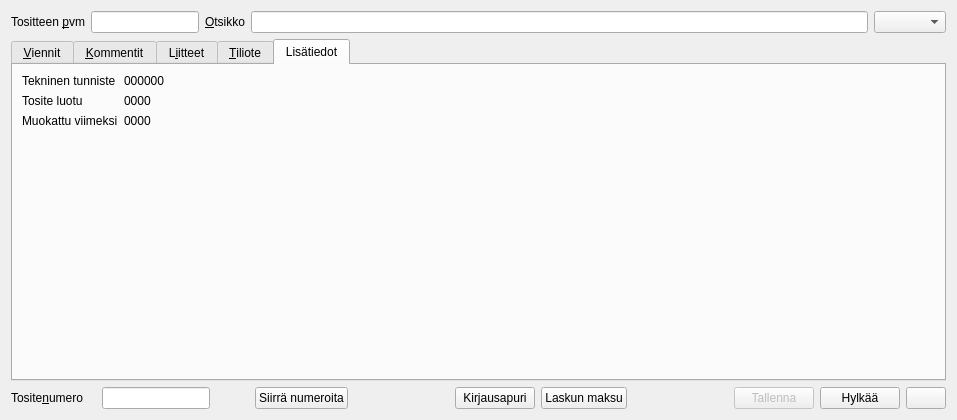
Qt form kitupiikki/kirjaus/kirjaus.ui (artoh/kitupiikki) before a commit.
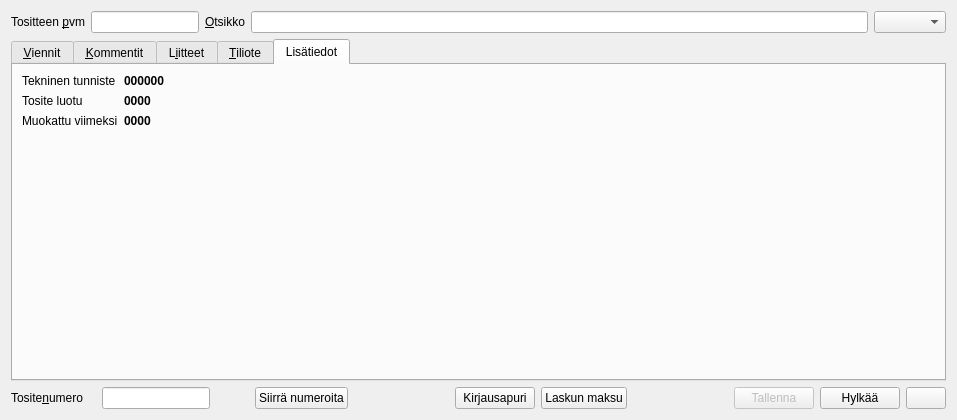
The same form after that commit. The open tabs and pages were chosen to show the change. Icons and pictures are not drawn. Custom widgets are drawn as their Qt base class.

The edit to the form file:
```diff
--- a/kitupiikki/kirjaus/kirjaus.ui
+++ b/kitupiikki/kirjaus/kirjaus.ui
@@ -307,6 +307,15 @@
        </item>
        <item row="0" column="1">
         <widget class="QLabel" name="tunnisteLabel">
+         <property name="font">
+          <font>
+           <weight>75</weight>
+           <bold>true</bold>
+          </font>
+         </property>
+         <property name="frameShape">
+          <enum>QFrame::NoFrame</enum>
+         </property>
          <property name="text">
           <string>000000</string>
          </property>
@@ -321,6 +330,15 @@
        </item>
        <item row="1" column="1">
         <widget class="QLabel" name="luotuLabel">
+         <property name="font">
+          <font>
+           <weight>75</weight>
+           <bold>true</bold>
+          </font>
+         </property>
+         <property name="frameShape">
+          <enum>QFrame::NoFrame</enum>
+         </property>
          <property name="text">
           <string>0000</string>
          </property>
@@ -335,6 +353,15 @@
        </item>
        <item row="2" column="1">
         <widget class="QLabel" name="muokattuLabel">
+         <property name="font">
+          <font>
+           <weight>75</weight>
+           <bold>true</bold>
+          </font>
+         </property>
+         <property name="frameShape">
+          <enum>QFrame::NoFrame</enum>
+         </property>
          <property name="text">
           <string>0000</string>
          </property>
```
